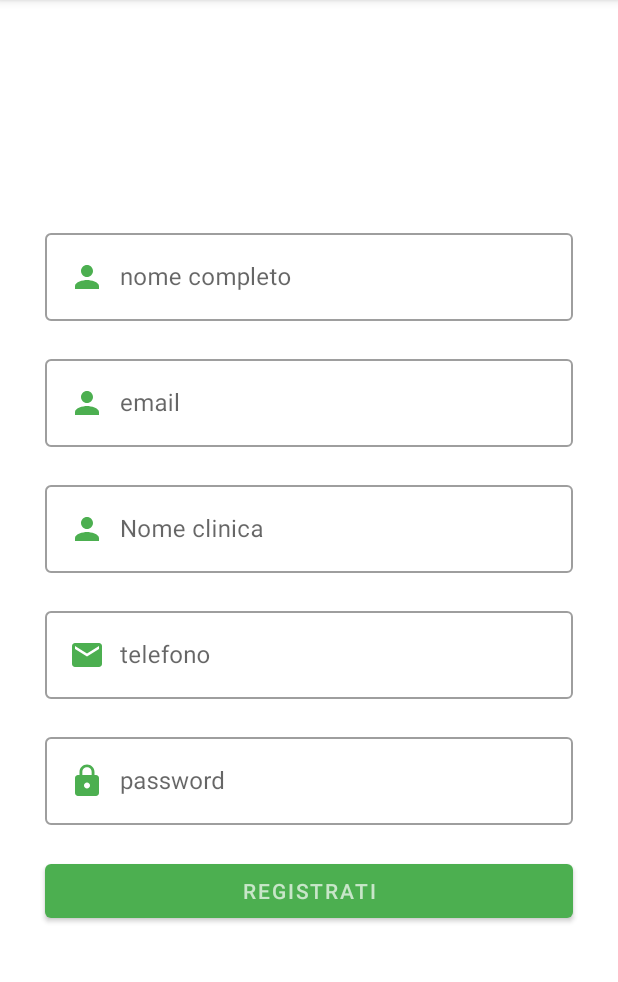
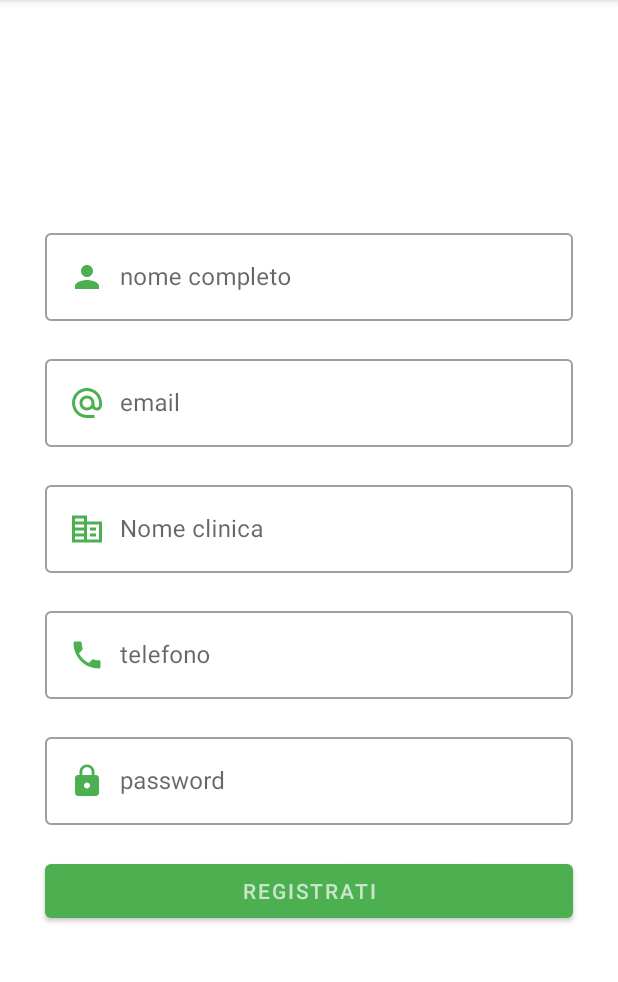
Before and after one commit to DesperateColleagues/AnimalAPP, an Android app: the RegistrationActivity screen opened directly, with no data from a screen before it, after a tap on "Veterinario", on a phone screen of 412 x 824 dp, the part 84-1066 px from its top. Run offline under Robolectric (Android 15) with nearby library versions, the phone set to English and light mode, and no system bars; our stand-ins replace Firebase (no records; nobody signed in at launch, a user with empty details on screens opened directly).

Commit message:
Minor Refactoring
- Moved FireBaseNamesUtils in "utils" package
- Changed some icons in the registration fragments
- Choosed colors for dark and light mode

```diff
--- a/AnimalApp/app/src/main/java/it/uniba/dib/sms22235/activities/registration/RegistrationPersonFragment.java
+++ b/AnimalApp/app/src/main/java/it/uniba/dib/sms22235/activities/registration/RegistrationPersonFragment.java
@@ -17,7 +17,7 @@ import android.widget.Toast;
 import com.google.android.material.textfield.TextInputLayout;
 
 import it.uniba.dib.sms22235.R;
-import it.uniba.dib.sms22235.entities.FireBaseNamesUtils;
+import it.uniba.dib.sms22235.utils.FirebaseNamesUtils;
 import it.uniba.dib.sms22235.entities.users.User;
 import it.uniba.dib.sms22235.entities.users.Veterinary;
 
@@ -135,7 +135,7 @@ public class RegistrationPersonFragment extends Fragment {
 
             // If the input is not empty complete registration process
             if (!isEmptyInput) {
-                if (role.equals(FireBaseNamesUtils.RolesNames.COMMON_USER)) {
+                if (role.equals(FirebaseNamesUtils.RolesNames.COMMON_USER)) {
                     // Retrieve user specific field
                     username = ((EditText) view.findViewById(R.id.txtInputUsername))
                             .getText().toString();
@@ -176,11 +176,11 @@ public class RegistrationPersonFragment extends Fragment {
      * the role of the actor who's registering
      * */
     private void manageTxtInputVisibility() {
-        if (role.equals(FireBaseNamesUtils.RolesNames.COMMON_USER)) {
+        if (role.equals(FirebaseNamesUtils.RolesNames.COMMON_USER)) {
             layoutTxtInputClinicName.setVisibility(View.GONE);
             layoutTxtInputPhoneNumber.setVisibility(View.GONE);
             layoutTxtInputUsername.setVisibility(View.VISIBLE);
-        } else if (role.equals(FireBaseNamesUtils.RolesNames.VETERINARY)){
+        } else if (role.equals(FirebaseNamesUtils.RolesNames.VETERINARY)){
             layoutTxtInputClinicName.setVisibility(View.VISIBLE);
             layoutTxtInputPhoneNumber.setVisibility(View.VISIBLE);
             layoutTxtInputUsername.setVisibility(View.GONE);
--- a/AnimalApp/app/src/main/java/it/uniba/dib/sms22235/entities/FireBaseNamesUtils.java
+++ b/AnimalApp/app/src/main/java/it/uniba/dib/sms22235/utils/FirebaseNamesUtils.java
@@ -1,6 +1,6 @@
-package it.uniba.dib.sms22235.entities;
+package it.uniba.dib.sms22235.utils;
 
-public class FireBaseNamesUtils {
+public class FirebaseNamesUtils {
     public static class RolesNames {
         public static String VETERINARY = "vet";
         public static String COMMON_USER = "cus";
--- /dev/null
+++ b/AnimalApp/app/src/main/res/drawable/ic_baseline_alternate_email_24.xml
@@ -0,0 +1,5 @@
+<vector android:height="24dp" android:tint="@color/green_500"
+    android:viewportHeight="24" android:viewportWidth="24"
+    android:width="24dp" xmlns:android="http://schemas.android.com/apk/res/android">
+    <path android:fillColor="@android:color/white" android:pathData="M12,2C6.48,2 2,6.48 2,12s4.48,10 10,10h5v-2h-5c-4.34,0 -8,-3.66 -8,-8s3.66,-8 8,-8 8,3.66 8,8v1.43c0,0.79 -0.71,1.57 -1.5,1.57s-1.5,-0.78 -1.5,-1.57L17,12c0,-2.76 -2.24,-5 -5,-5s-5,2.24 -5,5 2.24,5 5,5c1.38,0 2.64,-0.56 3.54,-1.47 0.65,0.89 1.77,1.47 2.96,1.47 1.97,0 3.5,-1.6 3.5,-3.57L22,12c0,-5.52 -4.48,-10 -10,-10zM12,15c-1.66,0 -3,-1.34 -3,-3s1.34,-3 3,-3 3,1.34 3,3 -1.34,3 -3,3z"/>
+</vector>
--- /dev/null
+++ b/AnimalApp/app/src/main/res/drawable/ic_baseline_corporate_fare_24.xml
@@ -0,0 +1,5 @@
+<vector android:height="24dp" android:tint="@color/green_500"
+    android:viewportHeight="24" android:viewportWidth="24"
+    android:width="24dp" xmlns:android="http://schemas.android.com/apk/res/android">
+    <path android:fillColor="@android:color/white" android:pathData="M12,7V3H2v18h20V7H12zM10,19H4v-2h6V19zM10,15H4v-2h6V15zM10,11H4V9h6V11zM10,7H4V5h6V7zM20,19h-8V9h8V19zM18,11h-4v2h4V11zM18,15h-4v2h4V15z"/>
+</vector>
--- /dev/null
+++ b/AnimalApp/app/src/main/res/drawable/ic_baseline_phone_24.xml
@@ -0,0 +1,5 @@
+<vector android:height="24dp" android:tint="@color/green_500"
+    android:viewportHeight="24" android:viewportWidth="24"
+    android:width="24dp" xmlns:android="http://schemas.android.com/apk/res/android">
+    <path android:fillColor="@android:color/white" android:pathData="M6.62,10.79c1.44,2.83 3.76,5.14 6.59,6.59l2.2,-2.2c0.27,-0.27 0.67,-0.36 1.02,-0.24 1.12,0.37 2.33,0.57 3.57,0.57 0.55,0 1,0.45 1,1V20c0,0.55 -0.45,1 -1,1 -9.39,0 -17,-7.61 -17,-17 0,-0.55 0.45,-1 1,-1h3.5c0.55,0 1,0.45 1,1 0,1.25 0.2,2.45 0.57,3.57 0.11,0.35 0.03,0.74 -0.25,1.02l-2.2,2.2z"/>
+</vector>
--- /dev/null
+++ b/AnimalApp/app/src/main/res/drawable/ic_baseline_tag_24.xml
@@ -0,0 +1,5 @@
+<vector android:height="24dp" android:tint="@color/green_500"
+    android:viewportHeight="24" android:viewportWidth="24"
+    android:width="24dp" xmlns:android="http://schemas.android.com/apk/res/android">
+    <path android:fillColor="@android:color/white" android:pathData="M20,10L20,8h-4L16,4h-2v4h-4L10,4L8,4v4L4,8v2h4v4L4,14v2h4v4h2v-4h4v4h2v-4h4v-2h-4v-4h4zM14,14h-4v-4h4v4z"/>
+</vector>
--- a/AnimalApp/app/src/main/res/layout/fragment_registration_organization.xml
+++ b/AnimalApp/app/src/main/res/layout/fragment_registration_organization.xml
@@ -30,7 +30,7 @@
             android:layout_width="match_parent"
             android:layout_height="wrap_content"
             android:autofillHints=""
-            android:drawableStart="@drawable/ic_baseline_person_24"
+            android:drawableStart="@drawable/ic_baseline_corporate_fare_24"
             android:drawablePadding="10dp"
             android:ems="10"
             android:inputType="textPersonName"
@@ -54,7 +54,7 @@
             android:layout_width="match_parent"
             android:layout_height="wrap_content"
             android:autofillHints=""
-            android:drawableStart="@drawable/ic_baseline_email_24"
+            android:drawableStart="@drawable/ic_baseline_alternate_email_24"
             android:drawablePadding="10dp"
             android:ems="10"
             android:inputType="textEmailAddress"
@@ -78,7 +78,7 @@
             android:layout_width="match_parent"
             android:layout_height="wrap_content"
             android:autofillHints=""
-            android:drawableStart="@drawable/ic_baseline_email_24"
+            android:drawableStart="@drawable/ic_baseline_phone_24"
             android:drawablePadding="10dp"
             android:ems="10"
             android:inputType="phone"
--- a/AnimalApp/app/src/main/res/layout/fragment_registration_person.xml
+++ b/AnimalApp/app/src/main/res/layout/fragment_registration_person.xml
@@ -42,7 +42,7 @@
             android:layout_width="match_parent"
             android:layout_height="wrap_content"
             android:autofillHints=""
-            android:drawableStart="@drawable/ic_baseline_person_24"
+            android:drawableStart="@drawable/ic_baseline_alternate_email_24"
             android:drawablePadding="10dp"
             android:ems="10"
             android:hint="@string/email"
@@ -68,7 +68,7 @@
             android:layout_width="match_parent"
             android:layout_height="wrap_content"
             android:autofillHints=""
-            android:drawableStart="@drawable/ic_baseline_person_24"
+            android:drawableStart="@drawable/ic_baseline_tag_24"
             android:drawablePadding="10dp"
             android:ems="10"
             android:hint="@string/username"
@@ -94,7 +94,7 @@
             android:layout_width="match_parent"
             android:layout_height="wrap_content"
             android:autofillHints=""
-            android:drawableStart="@drawable/ic_baseline_person_24"
+            android:drawableStart="@drawable/ic_baseline_corporate_fare_24"
             android:drawablePadding="10dp"
             android:ems="10"
             android:hint="@string/nome_clinica"
@@ -120,7 +120,7 @@
             android:layout_width="match_parent"
             android:layout_height="wrap_content"
             android:autofillHints=""
-            android:drawableStart="@drawable/ic_baseline_email_24"
+            android:drawableStart="@drawable/ic_baseline_phone_24"
             android:drawablePadding="10dp"
             android:ems="10"
             android:hint="@string/telefono"
--- a/AnimalApp/app/src/main/res/values/colors.xml
+++ b/AnimalApp/app/src/main/res/values/colors.xml
@@ -11,4 +11,10 @@
     <color name="green_400">#66bb6a</color>
     <color name="green_500">#4caf50</color>
     <color name="green_600">#43a047</color>
+
+    <color name="light_main">#7BDA6C</color>
+    <color name="light_accent">#BCF1C0</color>
+    <color name="dark_main">#42273B</color>
+    <color name="dark_accent">#70566D</color>
+
 </resources>
```
Also changed, not shown: AnimalApp/app/src/main/java/it/uniba/dib/sms22235/activities/login/LoginActivity.java (+9 -5 lines), AnimalApp/app/src/main/java/it/uniba/dib/sms22235/activities/registration/RegistrationActivity.java (+8 -22 lines), AnimalApp/app/src/main/java/it/uniba/dib/sms22235/utils/FirestoreQueryHelper.java (added, +34 -0 lines).
